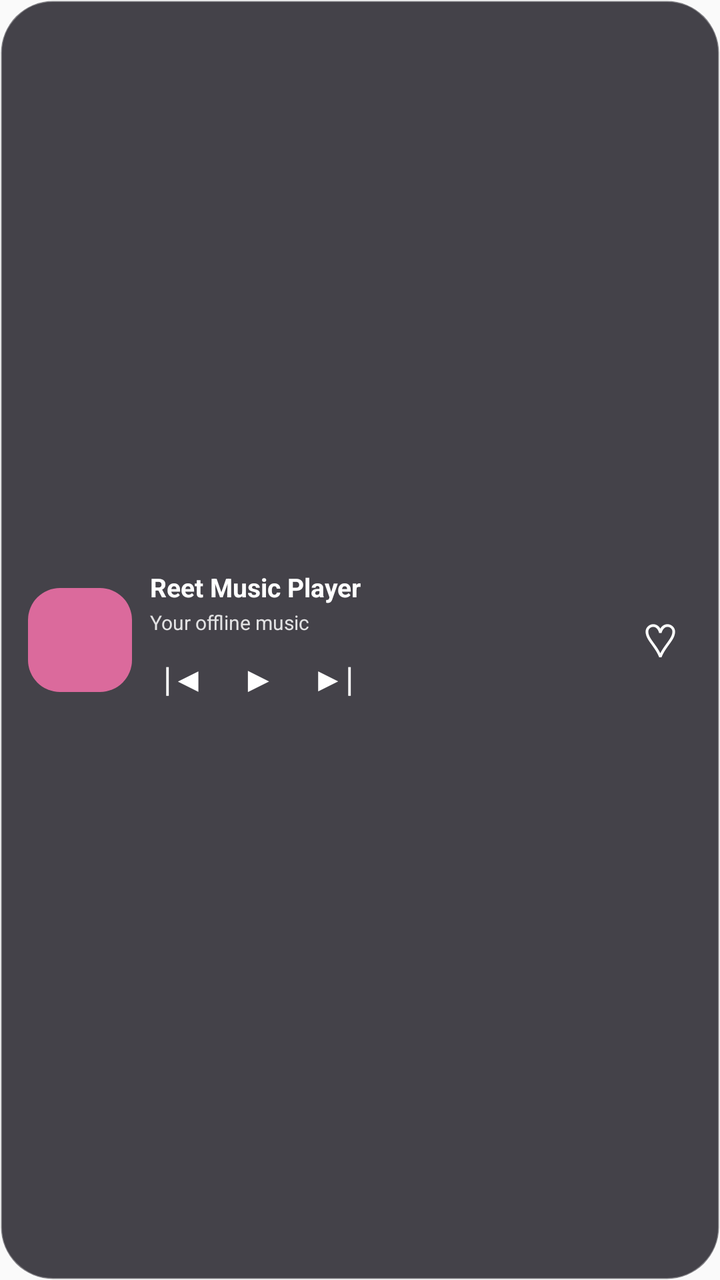
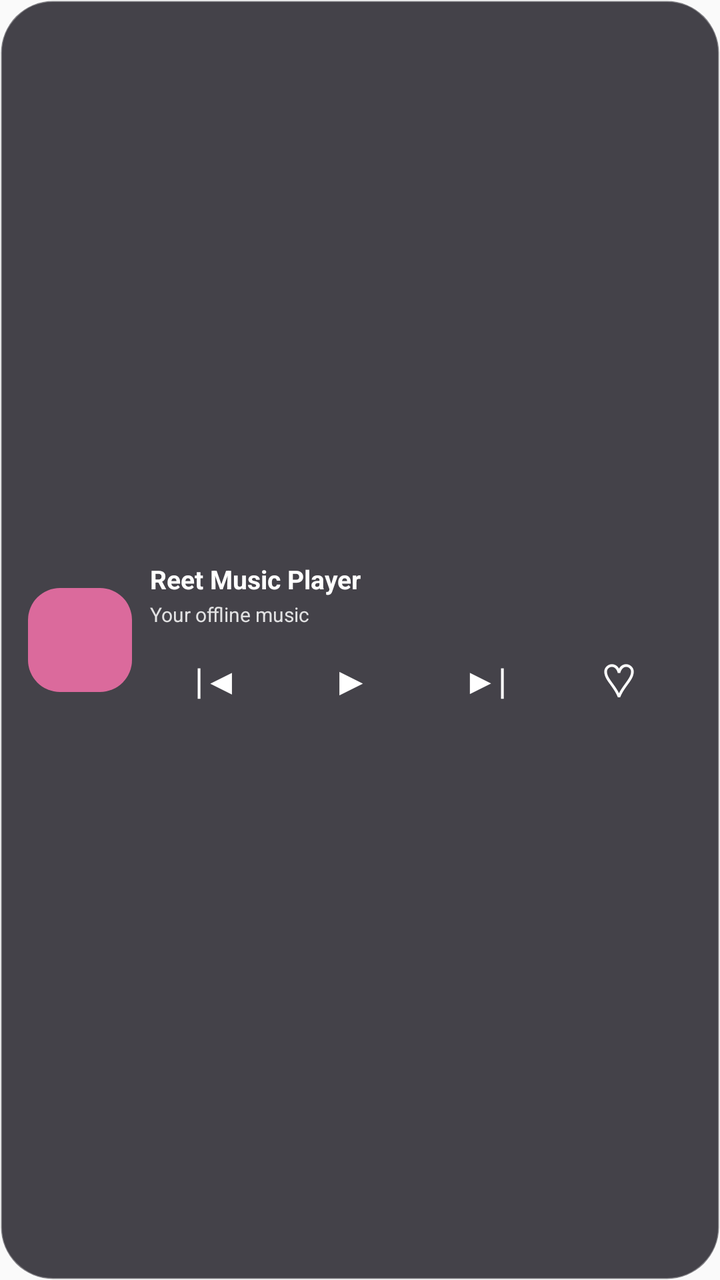

Before-and-after screenshots of an Android layout around one commit, followed by the original layout XML and the change that was made.
<!-- AndroidManifest.xml: application theme android:Theme.Material.Light.NoActionBar -->
<!-- res/layout/widget_reet_music.xml -->
<?xml version="1.0" encoding="utf-8"?>
<FrameLayout xmlns:android="http://schemas.android.com/apk/res/android"
    android:id="@+id/widget_root"
    android:layout_width="match_parent"
    android:layout_height="match_parent"
    android:background="@drawable/widget_bg"
    android:padding="8dp">
    <LinearLayout
        android:layout_width="match_parent"
        android:layout_height="match_parent"
        android:orientation="horizontal"
        android:gravity="center_vertical"
        android:padding="6dp">
        <ImageView
            android:id="@+id/widget_art"
            android:layout_width="52dp"
            android:layout_height="52dp"
            android:scaleType="centerCrop"
            android:background="@drawable/widget_art_bg"
            android:contentDescription="Current song artwork" />
        <LinearLayout
            android:layout_width="0dp"
            android:layout_height="wrap_content"
            android:layout_weight="1"
            android:orientation="vertical"
            android:paddingStart="9dp"
            android:paddingEnd="3dp"
            android:gravity="center_vertical">
            <TextView
                android:id="@+id/widget_title"
                android:layout_width="match_parent"
                android:layout_height="wrap_content"
                android:text="Reet Music Player"
                android:textColor="#FFFFFF"
                android:textSize="13sp"
                android:textStyle="bold"
                android:maxLines="1"
                android:ellipsize="end" />
            <TextView
                android:id="@+id/widget_artist"
                android:layout_width="match_parent"
                android:layout_height="wrap_content"
                android:text="Your offline music"
                android:textColor="#D8FFFFFF"
                android:textSize="10sp"
                android:maxLines="1"
                android:ellipsize="end"
                android:paddingTop="2dp" />
            <LinearLayout
                android:layout_width="match_parent"
                android:layout_height="wrap_content"
                android:orientation="horizontal"
                android:gravity="start|center_vertical"
                android:paddingTop="5dp">
                <TextView android:id="@+id/widget_previous" android:layout_width="34dp" android:layout_height="32dp" android:gravity="center" android:text="|◀" android:textColor="#FFFFFF" android:textSize="17sp" />
                <TextView android:id="@+id/widget_play_pause" android:layout_width="40dp" android:layout_height="32dp" android:gravity="center" android:text="▶" android:textColor="#FFFFFF" android:textSize="18sp" />
                <TextView android:id="@+id/widget_next" android:layout_width="34dp" android:layout_height="32dp" android:gravity="center" android:text="▶|" android:textColor="#FFFFFF" android:textSize="17sp" />
            </LinearLayout>
        </LinearLayout>
        <TextView
            android:id="@+id/widget_favourite"
            android:layout_width="32dp"
            android:layout_height="40dp"
            android:gravity="center"
            android:text="♡"
            android:textColor="#FFFFFF"
            android:textSize="23sp" />
    </LinearLayout>
</FrameLayout>
<!-- resources referenced by this layout -->
<resources>
  <!-- drawable widget_art_bg (drawable) -->
  <shape xmlns:android="http://schemas.android.com/apk/res/android" android:shape="rectangle"><corners android:radius="16dp"/><solid android:color="#FFDB6A9C"/></shape>
  <!-- drawable widget_bg (drawable) -->
  <shape xmlns:android="http://schemas.android.com/apk/res/android" android:shape="rectangle"><corners android:radius="26dp"/><solid android:color="#CC17141D"/><stroke android:width="1dp" android:color="#55FFFFFF"/></shape>
</resources>

<!-- the commit's change to res/layout/widget_reet_music.xml (unified diff, before → after) -->
@@ -50,20 +50,13 @@
                 android:layout_width="match_parent"
                 android:layout_height="wrap_content"
                 android:orientation="horizontal"
-                android:gravity="start|center_vertical"
-                android:paddingTop="5dp">
-                <TextView android:id="@+id/widget_previous" android:layout_width="34dp" android:layout_height="32dp" android:gravity="center" android:text="|◀" android:textColor="#FFFFFF" android:textSize="17sp" />
-                <TextView android:id="@+id/widget_play_pause" android:layout_width="40dp" android:layout_height="32dp" android:gravity="center" android:text="▶" android:textColor="#FFFFFF" android:textSize="18sp" />
-                <TextView android:id="@+id/widget_next" android:layout_width="34dp" android:layout_height="32dp" android:gravity="center" android:text="▶|" android:textColor="#FFFFFF" android:textSize="17sp" />
+                android:gravity="center"
+                android:paddingTop="7dp">
+                <TextView android:id="@+id/widget_previous" android:layout_width="0dp" android:layout_height="38dp" android:layout_weight="1" android:gravity="center" android:text="|◀" android:textColor="#FFFFFF" android:textSize="18sp" />
+                <TextView android:id="@+id/widget_play_pause" android:layout_width="0dp" android:layout_height="38dp" android:layout_weight="1" android:gravity="center" android:text="▶" android:textColor="#FFFFFF" android:textSize="20sp" />
+                <TextView android:id="@+id/widget_next" android:layout_width="0dp" android:layout_height="38dp" android:layout_weight="1" android:gravity="center" android:text="▶|" android:textColor="#FFFFFF" android:textSize="18sp" />
+                <TextView android:id="@+id/widget_favourite" android:layout_width="0dp" android:layout_height="38dp" android:layout_weight="1" android:gravity="center" android:text="♡" android:textColor="#FFFFFF" android:textSize="23sp" />
             </LinearLayout>
         </LinearLayout>
-        <TextView
-            android:id="@+id/widget_favourite"
-            android:layout_width="32dp"
-            android:layout_height="40dp"
-            android:gravity="center"
-            android:text="♡"
-            android:textColor="#FFFFFF"
-            android:textSize="23sp" />
     </LinearLayout>
 </FrameLayout>
